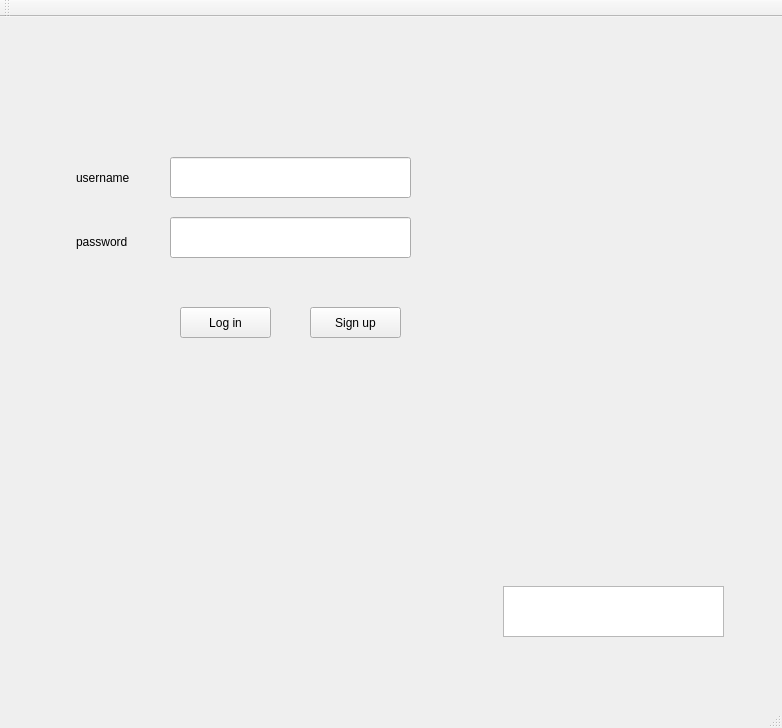
Before: the Qt Designer form login.ui in alikargar20/messenger, drawn with Qt 5.
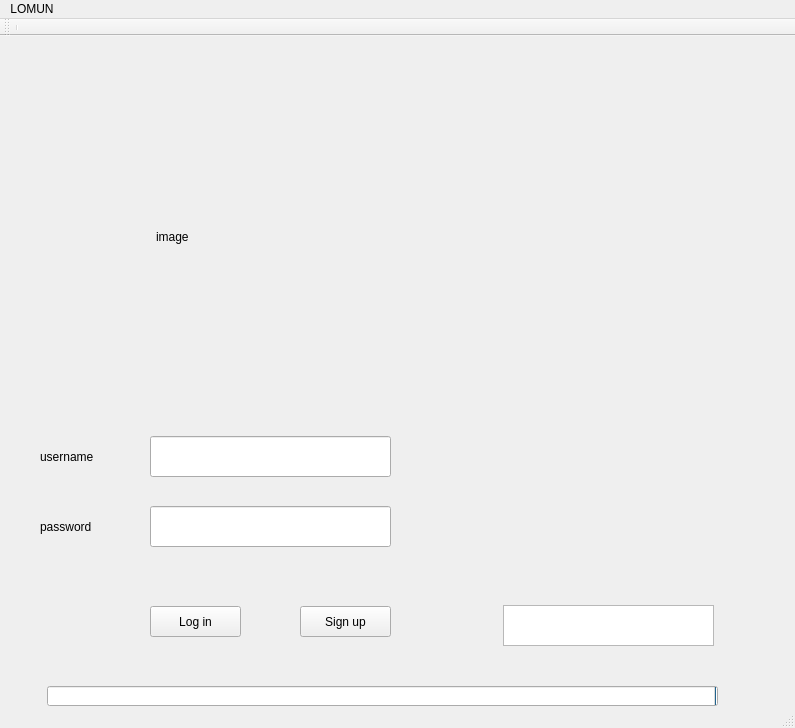
After: the same form once the commit is applied.

What changed in the file:
```diff
--- a/login.ui
+++ b/login.ui
@@ -6,7 +6,7 @@
    <rect>
     <x>0</x>
     <y>0</y>
-    <width>782</width>
+    <width>795</width>
     <height>728</height>
    </rect>
   </property>
@@ -17,8 +17,8 @@
    <widget class="QLineEdit" name="user">
     <property name="geometry">
      <rect>
-      <x>170</x>
-      <y>140</y>
+      <x>150</x>
+      <y>400</y>
       <width>241</width>
       <height>41</height>
      </rect>
@@ -27,18 +27,21 @@
    <widget class="QLineEdit" name="pass">
     <property name="geometry">
      <rect>
-      <x>170</x>
-      <y>200</y>
+      <x>150</x>
+      <y>470</y>
       <width>241</width>
       <height>41</height>
      </rect>
     </property>
+    <property name="echoMode">
+     <enum>QLineEdit::Password</enum>
+    </property>
    </widget>
    <widget class="QLabel" name="label_2">
     <property name="geometry">
      <rect>
-      <x>76</x>
-      <y>150</y>
+      <x>40</x>
+      <y>410</y>
       <width>71</width>
       <height>21</height>
      </rect>
@@ -50,8 +53,8 @@
    <widget class="QLabel" name="label_3">
     <property name="geometry">
      <rect>
-      <x>76</x>
-      <y>214</y>
+      <x>40</x>
+      <y>480</y>
       <width>71</width>
       <height>21</height>
      </rect>
@@ -63,8 +66,8 @@
    <widget class="QPushButton" name="login">
     <property name="geometry">
      <rect>
-      <x>180</x>
-      <y>290</y>
+      <x>150</x>
+      <y>570</y>
       <width>91</width>
       <height>31</height>
      </rect>
@@ -76,8 +79,8 @@
    <widget class="QPushButton" name="signup">
     <property name="geometry">
      <rect>
-      <x>310</x>
-      <y>290</y>
+      <x>300</x>
+      <y>570</y>
       <width>91</width>
       <height>31</height>
      </rect>
@@ -91,31 +94,73 @@
      <rect>
       <x>503</x>
       <y>569</y>
-      <width>221</width>
-      <height>51</height>
+      <width>211</width>
+      <height>41</height>
      </rect>
     </property>
    </widget>
+   <widget class="QProgressBar" name="progressBar">
+    <property name="geometry">
+     <rect>
+      <x>47</x>
+      <y>650</y>
+      <width>671</width>
+      <height>20</height>
+     </rect>
+    </property>
+    <property name="value">
+     <number>0</number>
+    </property>
+    <property name="textVisible">
+     <bool>true</bool>
+    </property>
+    <property name="invertedAppearance">
+     <bool>true</bool>
+    </property>
+    <property name="format">
+     <string/>
+    </property>
+   </widget>
+   <widget class="QLabel" name="image">
+    <property name="geometry">
+     <rect>
+      <x>156</x>
+      <y>140</y>
+      <width>421</width>
+      <height>121</height>
+     </rect>
+    </property>
+    <property name="text">
+     <string>image</string>
+    </property>
+   </widget>
   </widget>
+  <widget class="QToolBar" name="mainToolBar">
+   <attribute name="toolBarArea">
+    <enum>TopToolBarArea</enum>
+   </attribute>
+   <attribute name="toolBarBreak">
+    <bool>false</bool>
+   </attribute>
+   <addaction name="separator"/>
+  </widget>
+  <widget class="QStatusBar" name="statusBar"/>
   <widget class="QMenuBar" name="menuBar">
    <property name="geometry">
     <rect>
      <x>0</x>
      <y>0</y>
-     <width>782</width>
+     <width>795</width>
      <height>20</height>
     </rect>
    </property>
+   <widget class="QMenu" name="menuLOMUN">
+    <property name="title">
+     <string>LOMUN</string>
+    </property>
+   </widget>
+   <addaction name="menuLOMUN"/>
   </widget>
-  <widget class="QToolBar" name="mainToolBar">
-   <attribute name="toolBarArea">
-    <enum>TopToolBarArea</enum>
-   </attribute>
-   <attribute name="toolBarBreak">
-    <bool>false</bool>
-   </attribute>
-  </widget>
-  <widget class="QStatusBar" name="statusBar"/>
  </widget>
  <layoutdefault spacing="6" margin="11"/>
  <resources/>
```
